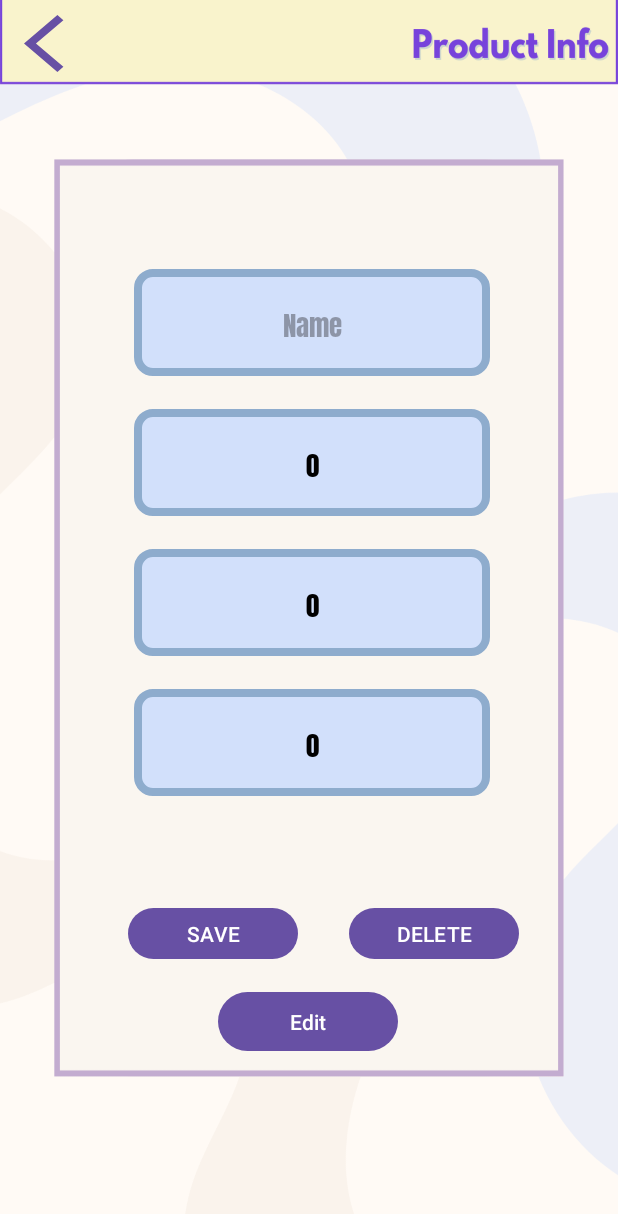
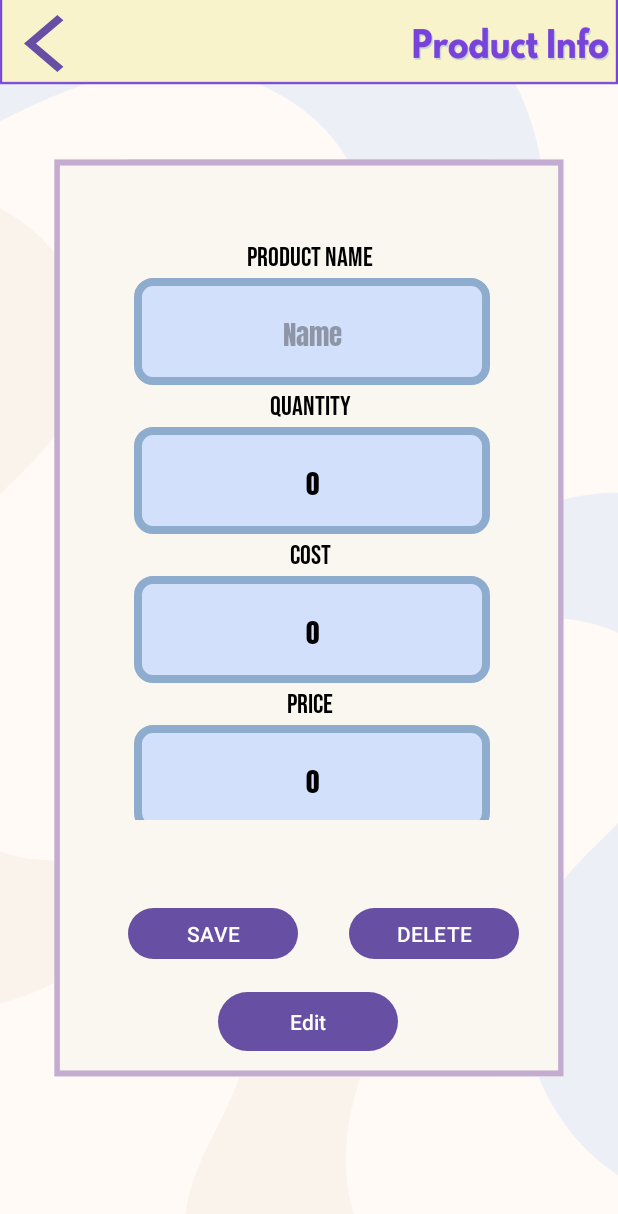
Before and after one commit to JDG07/InventorEase, an Android app: the ProductInfoViews screen opened directly, with no data from a screen before it, on a phone screen of 412 x 824 dp. Shown: the top 1214 px of the screen. Run offline under Robolectric (Android 15) with nearby library versions, the phone set to English and light mode, and no system bars.

Commit message:
mar 12 prod info texts

```diff
--- a/app/src/main/res/layout/activity_app_info_views.xml
+++ b/app/src/main/res/layout/activity_app_info_views.xml
@@ -48,13 +48,23 @@
         app:layout_constraintStart_toStartOf="parent"
         app:layout_constraintTop_toTopOf="parent"
         app:layout_constraintVertical_bias="0.355">
-
+        <TextView
+            android:id="@+id/textView2"
+            android:layout_width="match_parent"
+            android:layout_height="wrap_content"
+            android:text="Product Name"
+            android:layout_marginStart="1dp"
+            android:layout_marginTop="1dp"
+            android:fontFamily="@font/bebas_neue"
+            android:gravity="center"
+            android:textColor="@color/black"
+            android:textSize="18sp"/>
         <EditText
             android:id="@+id/prodinfoET"
             android:layout_width="wrap_content"
             android:layout_height="71dp"
             android:layout_marginStart="16dp"
-            android:layout_marginTop="20dp"
+            android:layout_marginTop="2dp"
             android:layout_marginEnd="12dp"
             android:layout_marginBottom="2dp"
             android:background="@drawable/prodinfotxtborder"
@@ -72,13 +82,23 @@
             app:layout_constraintHorizontal_bias="0.0"
             app:layout_constraintStart_toStartOf="parent"
             app:layout_constraintTop_toTopOf="parent" />
-
+        <TextView
+            android:id="@+id/textView3"
+            android:layout_width="match_parent"
+            android:layout_height="wrap_content"
+            android:text="Quantity"
+            android:layout_marginStart="1dp"
+            android:layout_marginTop="1dp"
+            android:fontFamily="@font/bebas_neue"
+            android:gravity="center"
+            android:textColor="@color/black"
+            android:textSize="18sp"/>
         <EditText
             android:id="@+id/quaninfoET"
             android:layout_width="wrap_content"
             android:layout_height="71dp"
             android:layout_marginStart="16dp"
-            android:layout_marginTop="20dp"
+            android:layout_marginTop="2dp"
             android:layout_marginEnd="12dp"
             android:layout_marginBottom="2dp"
             android:background="@drawable/prodinfotxtborder"
@@ -97,13 +117,23 @@
             app:layout_constraintHorizontal_bias="1.0"
             app:layout_constraintStart_toStartOf="parent"
             app:layout_constraintTop_toBottomOf="@+id/prodinfoET" />
-
+        <TextView
+            android:id="@+id/textView4"
+            android:layout_width="match_parent"
+            android:layout_height="wrap_content"
+            android:text="Cost"
+            android:layout_marginStart="1dp"
+            android:layout_marginTop="1dp"
+            android:fontFamily="@font/bebas_neue"
+            android:gravity="center"
+            android:textColor="@color/black"
+            android:textSize="18sp"/>
         <EditText
             android:id="@+id/costinfoET"
             android:layout_width="wrap_content"
             android:layout_height="71dp"
             android:layout_marginStart="16dp"
-            android:layout_marginTop="20dp"
+            android:layout_marginTop="2dp"
             android:layout_marginEnd="12dp"
             android:layout_marginBottom="2dp"
             android:background="@drawable/prodinfotxtborder"
@@ -122,14 +152,24 @@
             app:layout_constraintHorizontal_bias="0.009"
             app:layout_constraintStart_toStartOf="parent"
             app:layout_constraintTop_toBottomOf="@+id/quaninfoET" />
-
+        <TextView
+            android:id="@+id/textView5"
+            android:layout_width="match_parent"
+            android:layout_height="wrap_content"
+            android:text="Price"
+            android:layout_marginStart="1dp"
+            android:layout_marginTop="1dp"
+            android:fontFamily="@font/bebas_neue"
+            android:gravity="center"
+            android:textColor="@color/black"
+            android:textSize="18sp"/>
 
         <EditText
             android:id="@+id/priceinfoET"
             android:layout_width="wrap_content"
             android:layout_height="71dp"
             android:layout_marginStart="16dp"
-            android:layout_marginTop="20dp"
+            android:layout_marginTop="2dp"
             android:layout_marginEnd="12dp"
             android:layout_marginBottom="2dp"
             android:background="@drawable/prodinfotxtborder"
@@ -148,6 +188,8 @@
             app:layout_constraintHorizontal_bias="1.0"
             app:layout_constraintStart_toStartOf="parent"
             app:layout_constraintTop_toBottomOf="@+id/costinfoET" />
+
+
 
     </LinearLayout>
 
```
